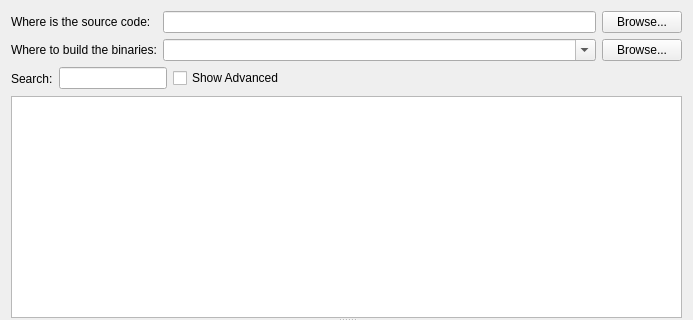
First picture: the form in Source/QtDialog/CMakeSetupDialog.ui, repository Kitware/CMake, before the edit; both pictures show x 0 to 693 and y 0 to 320 of the 693 by 582 pixel window.
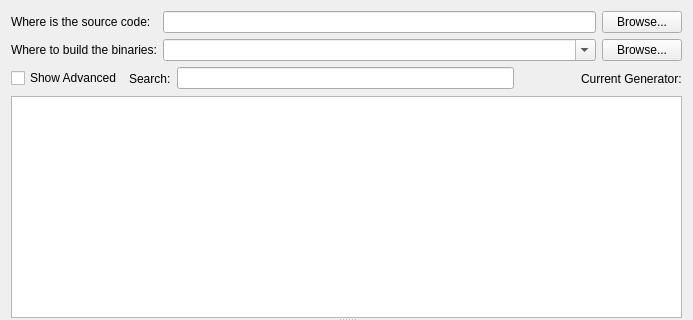
Second picture: the form after the edit. Custom widgets are drawn as their Qt base class.

Commit message: ENH:  Disable menu/buttons when doing configure.       Also disable generate until configure is done.       Save more settings (last 10 binary directories, exit after generate,                           last generator)       Some UI tweaks for better layout.       Support drag & drop of CMakeLists.txt/CMakeCache.txt files.

Diff of the .ui file:
```diff
--- a/Source/QtDialog/CMakeSetupDialog.ui
+++ b/Source/QtDialog/CMakeSetupDialog.ui
@@ -60,6 +60,13 @@
    </item>
    <item row="1" column="0" >
     <layout class="QHBoxLayout" >
+     <item>
+      <widget class="QCheckBox" name="Advanced" >
+       <property name="text" >
+        <string>Show Advanced</string>
+       </property>
+      </widget>
+     </item>
      <item>
       <widget class="QLabel" name="label_4" >
        <property name="sizePolicy" >
@@ -76,37 +83,36 @@
      <item>
       <widget class="QLineEdit" name="Search" >
        <property name="sizePolicy" >
-        <sizepolicy vsizetype="Fixed" hsizetype="Preferred" >
+        <sizepolicy vsizetype="Fixed" hsizetype="Expanding" >
          <horstretch>0</horstretch>
          <verstretch>0</verstretch>
         </sizepolicy>
        </property>
       </widget>
      </item>
-     <item>
-      <widget class="QCheckBox" name="Advanced" >
-       <property name="text" >
-        <string>Show Advanced</string>
-       </property>
-      </widget>
-     </item>
-     <item>
-      <widget class="QLabel" name="Generator" >
-      </widget>
-     </item>
      <item>
       <spacer>
        <property name="orientation" >
         <enum>Qt::Horizontal</enum>
        </property>
+       <property name="sizeType" >
+        <enum>QSizePolicy::Minimum</enum>
+       </property>
        <property name="sizeHint" >
         <size>
-         <width>141</width>
+         <width>61</width>
          <height>23</height>
         </size>
        </property>
       </spacer>
      </item>
+     <item>
+      <widget class="QLabel" name="Generator" >
+       <property name="text" >
+        <string>Current Generator:</string>
+       </property>
+      </widget>
+     </item>
     </layout>
    </item>
    <item row="2" column="0" >
```
The commit also changes 6 other files.
